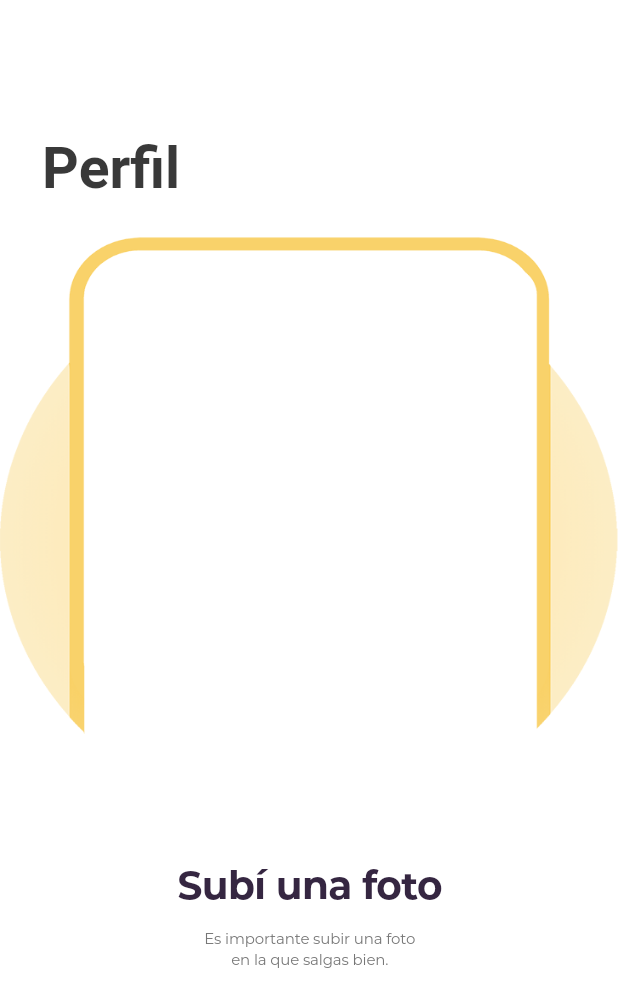
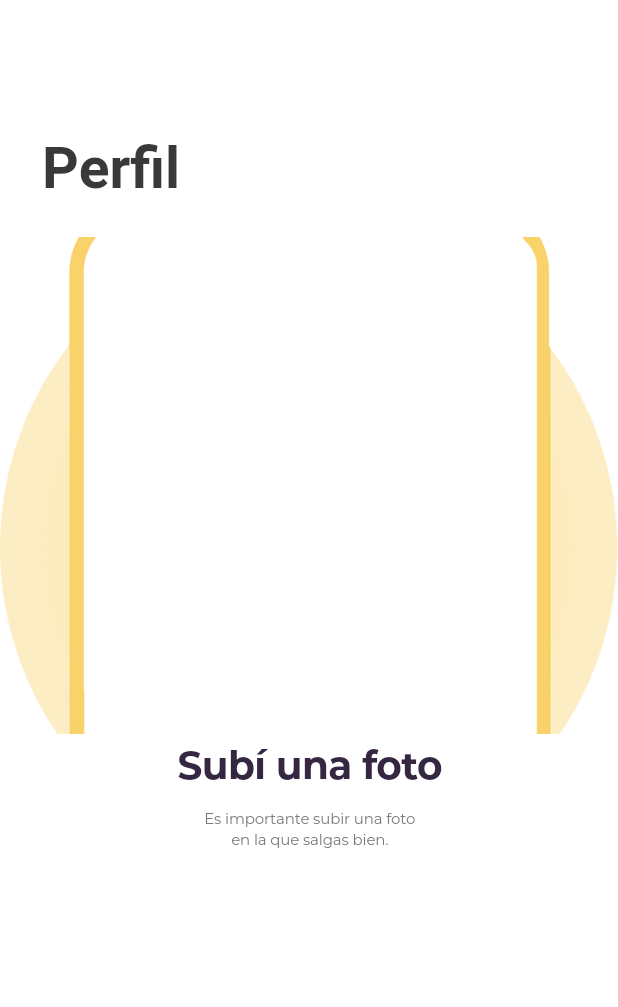
Before and after one commit to bautitravella/main_screens, a Flutter app: the SubiFotoPerfilWidget screen opened directly, on a phone screen of 412 x 824 dp. Shown: the top 1007 px of the screen. Run offline on Flutter 3.47's test engine with Material 2 defaults, Android fonts, the phone set to English and light mode, and no system bars.

Commit message:
new screen

```diff
--- a/lib/subi_foto_perfil_widget/subi_foto_perfil_widget.dart
+++ b/lib/subi_foto_perfil_widget/subi_foto_perfil_widget.dart
@@ -37,12 +37,11 @@ class SubiFotoPerfilWidget extends StatelessWidget {
               margin: EdgeInsets.only(top: 23),
               child: Image.asset(
                 "assets/images/phonochico.png",
-                fit: BoxFit.fill,
+                fit: BoxFit.cover,
               ),
             ),
-            Spacer(),
             Container(
-              margin: EdgeInsets.only(left: 92, right: 91, bottom: 12),
+              margin: EdgeInsets.only(left: 92, top: 5, right: 91),
               child: Text(
                 "Subí una foto",
                 textAlign: TextAlign.center,
@@ -55,8 +54,10 @@ class SubiFotoPerfilWidget extends StatelessWidget {
                 ),
               ),
             ),
-            Container(
-              margin: EdgeInsets.only(left: 108, right: 107, bottom: 164),
+            Expanded(
+              flex: 1,
+              child: Container(
+                margin: EdgeInsets.only(left: 108, top: 12, right: 107, bottom: 164),
                 child: Text(
                   "Es importante subir una foto \nen la que salgas bien.\n",
                   textAlign: TextAlign.center,
@@ -70,6 +71,7 @@ class SubiFotoPerfilWidget extends StatelessWidget {
                   ),
                 ),
               ),
+            ),
           ],
         ),
       ),
```
Lines whose indentation alone changed are shown as unchanged.
